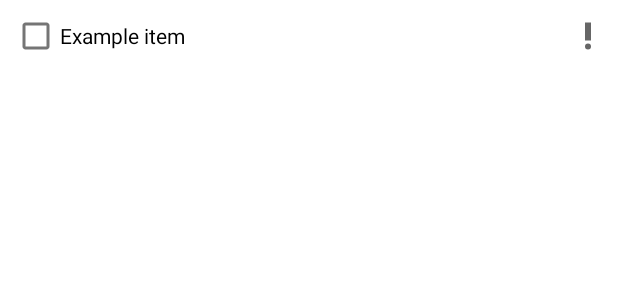
After one commit to leonardosibela/task-app-room, an Android app: the layout item_task.xml on its own in the app's theme, with its tools: preview values and no code run, on a phone screen of 412 x 824 dp. The commit adds this screen. Shown: the top 300 px of the screen. Run offline under Robolectric (Android 15) with nearby library versions, the phone set to English and light mode, and no system bars.

Commit message:
Addint layout for item task

```diff
--- /dev/null
+++ b/app/src/main/res/layout/item_task.xml
@@ -0,0 +1,43 @@
+<?xml version="1.0" encoding="utf-8"?>
+<androidx.constraintlayout.widget.ConstraintLayout xmlns:android="http://schemas.android.com/apk/res/android"
+    xmlns:app="http://schemas.android.com/apk/res-auto"
+    xmlns:tools="http://schemas.android.com/tools"
+    android:layout_width="match_parent"
+    android:layout_height="wrap_content"
+    android:padding="8dp">
+
+    <CheckBox
+        android:id="@+id/check_box_completed"
+        android:layout_width="wrap_content"
+        android:layout_height="wrap_content"
+        android:minWidth="0dp"
+        android:minHeight="20dp"
+        app:layout_constraintBottom_toBottomOf="@id/text_view_name"
+        app:layout_constraintStart_toStartOf="parent"
+        app:layout_constraintTop_toTopOf="@id/text_view_name" />
+
+    <TextView
+        android:id="@+id/text_view_name"
+        android:layout_width="0dp"
+        android:layout_height="0dp"
+        android:ellipsize="end"
+        android:gravity="center_vertical|start"
+        android:maxLines="1"
+        android:textColor="@android:color/black"
+        app:layout_constraintBottom_toBottomOf="parent"
+        app:layout_constraintEnd_toStartOf="@id/label_priority"
+        app:layout_constraintStart_toEndOf="@id/check_box_completed"
+        app:layout_constraintTop_toTopOf="parent"
+        tools:text="Example item" />
+
+    <ImageView
+        android:id="@+id/label_priority"
+        android:layout_width="wrap_content"
+        android:layout_height="wrap_content"
+        android:contentDescription="@string/priority_task"
+        android:src="@drawable/ic_priority"
+        app:layout_constraintBottom_toBottomOf="@id/text_view_name"
+        app:layout_constraintEnd_toEndOf="parent"
+        app:layout_constraintTop_toTopOf="@id/text_view_name" />
+
+</androidx.constraintlayout.widget.ConstraintLayout>
--- a/app/src/main/res/values/strings.xml
+++ b/app/src/main/res/values/strings.xml
@@ -1,4 +1,5 @@
 <resources>
     <string name="app_name">Task App</string>
     <string name="add_task">Add task</string>
+    <string name="priority_task">Priority task</string>
 </resources>
```
